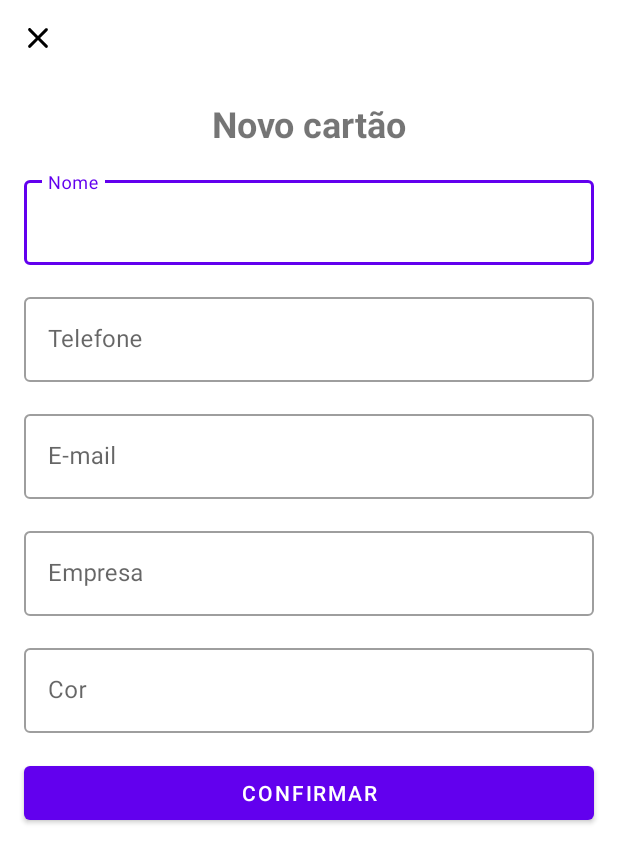
After one commit to andrericardoweb/app-business-card, an Android app: the AddBusinessCardActivity screen opened directly, with no data from a screen before it, on a phone screen of 412 x 824 dp. The commit adds this screen. Shown: the top 863 px of the screen. Run offline under Robolectric (Android 15) with nearby library versions, the phone set to English and light mode, and no system bars.

Commit message:
criacao do layout da tela add business card

```diff
--- a/app/src/main/AndroidManifest.xml
+++ b/app/src/main/AndroidManifest.xml
@@ -15,6 +15,9 @@
         android:theme="@style/Theme.BusinessCard"
         tools:targetApi="31">
         <activity
+            android:name=".ui.AddBusinessCardActivity"
+            android:exported="false" />
+        <activity
             android:name=".ui.MainActivity"
             android:exported="true">
             <intent-filter>
--- /dev/null
+++ b/app/src/main/java/dev/andrericardo/businesscard/ui/AddBusinessCardActivity.kt
@@ -0,0 +1,28 @@
+package dev.andrericardo.businesscard.ui
+
+import androidx.appcompat.app.AppCompatActivity
+import android.os.Bundle
+import dev.andrericardo.businesscard.databinding.ActivityAddBusinessCardBinding
+
+
+class AddBusinessCardActivity : AppCompatActivity() {
+
+    private lateinit var binding: ActivityAddBusinessCardBinding
+
+    override fun onCreate(savedInstanceState: Bundle?) {
+        super.onCreate(savedInstanceState)
+        binding = ActivityAddBusinessCardBinding.inflate(layoutInflater)
+        setContentView(binding.root)
+        insertListeners()
+    }
+
+    private fun insertListeners() {
+        binding.btnClose.setOnClickListener {
+            finish()
+        }
+
+        binding.btnConfirm.setOnClickListener {
+
+        }
+    }
+}
--- a/app/src/main/java/dev/andrericardo/businesscard/ui/MainActivity.kt
+++ b/app/src/main/java/dev/andrericardo/businesscard/ui/MainActivity.kt
@@ -1,5 +1,6 @@
 package dev.andrericardo.businesscard.ui
 
+import android.content.Intent
 import androidx.appcompat.app.AppCompatActivity
 import android.os.Bundle
 import dev.andrericardo.businesscard.databinding.ActivityMainBinding
@@ -11,7 +12,14 @@ class MainActivity : AppCompatActivity() {
     override fun onCreate(savedInstanceState: Bundle?) {
         super.onCreate(savedInstanceState)
         binding = ActivityMainBinding.inflate(layoutInflater)
+        setContentView(binding.root)
+        insertListener()
+    }
 
-        setContentView(binding.root)
+    private fun insertListener() {
+        binding.fab.setOnClickListener {
+            val intent = Intent(this@MainActivity, AddBusinessCardActivity::class.java)
+            startActivity(intent)
+        }
     }
 }
--- /dev/null
+++ b/app/src/main/res/drawable/ic_close.xml
@@ -0,0 +1,5 @@
+<vector android:height="24dp" android:tint="#000000"
+    android:viewportHeight="24" android:viewportWidth="24"
+    android:width="24dp" xmlns:android="http://schemas.android.com/apk/res/android">
+    <path android:fillColor="@android:color/white" android:pathData="M18.3,5.71c-0.39,-0.39 -1.02,-0.39 -1.41,0L12,10.59 7.11,5.7c-0.39,-0.39 -1.02,-0.39 -1.41,0 -0.39,0.39 -0.39,1.02 0,1.41L10.59,12 5.7,16.89c-0.39,0.39 -0.39,1.02 0,1.41 0.39,0.39 1.02,0.39 1.41,0L12,13.41l4.89,4.89c0.39,0.39 1.02,0.39 1.41,0 0.39,-0.39 0.39,-1.02 0,-1.41L13.41,12l4.89,-4.89c0.38,-0.38 0.38,-1.02 0,-1.4z"/>
+</vector>
--- /dev/null
+++ b/app/src/main/res/layout/activity_add_business_card.xml
@@ -0,0 +1,132 @@
+<?xml version="1.0" encoding="utf-8"?>
+<androidx.constraintlayout.widget.ConstraintLayout xmlns:android="http://schemas.android.com/apk/res/android"
+    xmlns:app="http://schemas.android.com/apk/res-auto"
+    xmlns:tools="http://schemas.android.com/tools"
+    android:layout_width="match_parent"
+    android:layout_height="match_parent"
+    tools:context=".ui.AddBusinessCardActivity">
+
+    <ImageButton
+        android:id="@+id/btn_close"
+        android:layout_width="50dp"
+        android:layout_height="50dp"
+        android:background="?attr/actionBarItemBackground"
+        android:src="@drawable/ic_close"
+        app:layout_constraintStart_toStartOf="parent"
+        app:layout_constraintTop_toTopOf="parent" />
+
+    <TextView
+        android:id="@+id/tv_title"
+        android:layout_width="wrap_content"
+        android:layout_height="wrap_content"
+        android:layout_margin="16dp"
+        android:text="@string/label_description_new_card"
+        android:textSize="24sp"
+        android:textStyle="bold"
+        app:layout_constraintEnd_toEndOf="parent"
+        app:layout_constraintStart_toStartOf="parent"
+        app:layout_constraintTop_toBottomOf="@id/btn_close" />
+
+    <com.google.android.material.textfield.TextInputLayout
+        android:id="@+id/til_nome"
+        style="@style/Widget.MaterialComponents.TextInputLayout.OutlinedBox"
+        android:layout_width="0dp"
+        android:layout_height="wrap_content"
+        android:layout_margin="16dp"
+        android:hint="@string/label_nome"
+        app:layout_constraintEnd_toEndOf="parent"
+        app:layout_constraintStart_toStartOf="parent"
+        app:layout_constraintTop_toBottomOf="@id/tv_title">
+
+        <com.google.android.material.textfield.TextInputEditText
+            android:layout_width="match_parent"
+            android:layout_height="match_parent"
+            android:inputType="text" />
+
+    </com.google.android.material.textfield.TextInputLayout>
+
+    <com.google.android.material.textfield.TextInputLayout
+        android:id="@+id/til_telefone"
+        style="@style/Widget.MaterialComponents.TextInputLayout.OutlinedBox"
+        android:layout_width="0dp"
+        android:layout_height="wrap_content"
+        android:layout_margin="16dp"
+        android:hint="@string/label_telefone"
+        app:layout_constraintEnd_toEndOf="parent"
+        app:layout_constraintStart_toStartOf="parent"
+        app:layout_constraintTop_toBottomOf="@id/til_nome">
+
+        <com.google.android.material.textfield.TextInputEditText
+            android:layout_width="match_parent"
+            android:layout_height="match_parent"
+            android:inputType="number" />
+
+    </com.google.android.material.textfield.TextInputLayout>
+
+
+    <com.google.android.material.textfield.TextInputLayout
+        android:id="@+id/til_email"
+        style="@style/Widget.MaterialComponents.TextInputLayout.OutlinedBox"
+        android:layout_width="0dp"
+        android:layout_height="wrap_content"
+        android:layout_margin="16dp"
+        android:hint="@string/label_email"
+        app:layout_constraintEnd_toEndOf="parent"
+        app:layout_constraintStart_toStartOf="parent"
+        app:layout_constraintTop_toBottomOf="@id/til_telefone">
+
+        <com.google.android.material.textfield.TextInputEditText
+            android:layout_width="match_parent"
+            android:layout_height="match_parent"
+            android:inputType="textEmailAddress" />
+
+    </com.google.android.material.textfield.TextInputLayout>
+
+    <com.google.android.material.textfield.TextInputLayout
+        android:id="@+id/til_empresa"
+        style="@style/Widget.MaterialComponents.TextInputLayout.OutlinedBox"
+        android:layout_width="0dp"
+        android:layout_height="wrap_content"
+        android:layout_margin="16dp"
+        android:hint="@string/label_empresa"
+        app:layout_constraintEnd_toEndOf="parent"
+        app:layout_constraintStart_toStartOf="parent"
+        app:layout_constraintTop_toBottomOf="@id/til_email">
+
+        <com.google.android.material.textfield.TextInputEditText
+            android:layout_width="match_parent"
+            android:layout_height="match_parent"
+            android:inputType="text" />
+
+    </com.google.android.material.textfield.TextInputLayout>
+
+    <com.google.android.material.textfield.TextInputLayout
+        android:id="@+id/til_cor"
+        style="@style/Widget.MaterialComponents.TextInputLayout.OutlinedBox"
+        android:layout_width="0dp"
+        android:layout_height="wrap_content"
+        android:layout_margin="16dp"
+        android:hint="@string/label_cor"
+        app:layout_constraintEnd_toEndOf="parent"
+        app:layout_constraintStart_toStartOf="parent"
+        app:layout_constraintTop_toBottomOf="@id/til_empresa">
+
+        <com.google.android.material.textfield.TextInputEditText
+            android:layout_width="match_parent"
+            android:layout_height="match_parent"
+            android:inputType="text"
+            android:textAllCaps="true" />
+
+    </com.google.android.material.textfield.TextInputLayout>
+
+    <com.google.android.material.button.MaterialButton
+        android:id="@+id/btn_confirm"
+        android:layout_width="0dp"
+        android:layout_height="wrap_content"
+        android:layout_margin="16dp"
+        android:text="@string/label_confirmar"
+        app:layout_constraintEnd_toEndOf="parent"
+        app:layout_constraintStart_toStartOf="parent"
+        app:layout_constraintTop_toBottomOf="@+id/til_cor" />
+
+</androidx.constraintlayout.widget.ConstraintLayout>
--- a/app/src/main/res/layout/activity_main.xml
+++ b/app/src/main/res/layout/activity_main.xml
@@ -11,7 +11,7 @@
         android:layout_width="wrap_content"
         android:layout_height="wrap_content"
         android:layout_marginTop="16dp"
-        android:text="@string/label_business_card"
+        android:text="@string/label_business_cards"
         android:textSize="24sp"
         android:textStyle="bold"
         app:layout_constraintEnd_toEndOf="parent"
@@ -29,7 +29,7 @@
         tools:itemCount="8"/>
 
     <com.google.android.material.floatingactionbutton.FloatingActionButton
-        android:id="@+id/floatingActionButton"
+        android:id="@+id/fab"
         android:layout_width="wrap_content"
         android:layout_height="wrap_content"
         android:layout_margin="16dp"
--- a/app/src/main/res/values/strings.xml
+++ b/app/src/main/res/values/strings.xml
@@ -1,4 +1,13 @@
 <resources>
     <string name="app_name">BusinessCard</string>
-    <string name="label_business_card">Cartão de Visita</string>
+    <string name="label_business_cards">Cartões de visita</string>
+    <string name="label_description_new_card">Novo cartão</string>
+    <string name="label_nome">Nome</string>
+    <string name="label_telefone">Telefone</string>
+    <string name="label_email">E-mail</string>
+    <string name="label_empresa">Empresa</string>
+    <string name="label_cor">Cor</string>
+    <string name="label_confirmar">Confirmar</string>
+    <string name="label_show_success">Registro inserido com sucesso.</string>
+    <string name="label_share_to">Compartilhar</string>
 </resources>
```
